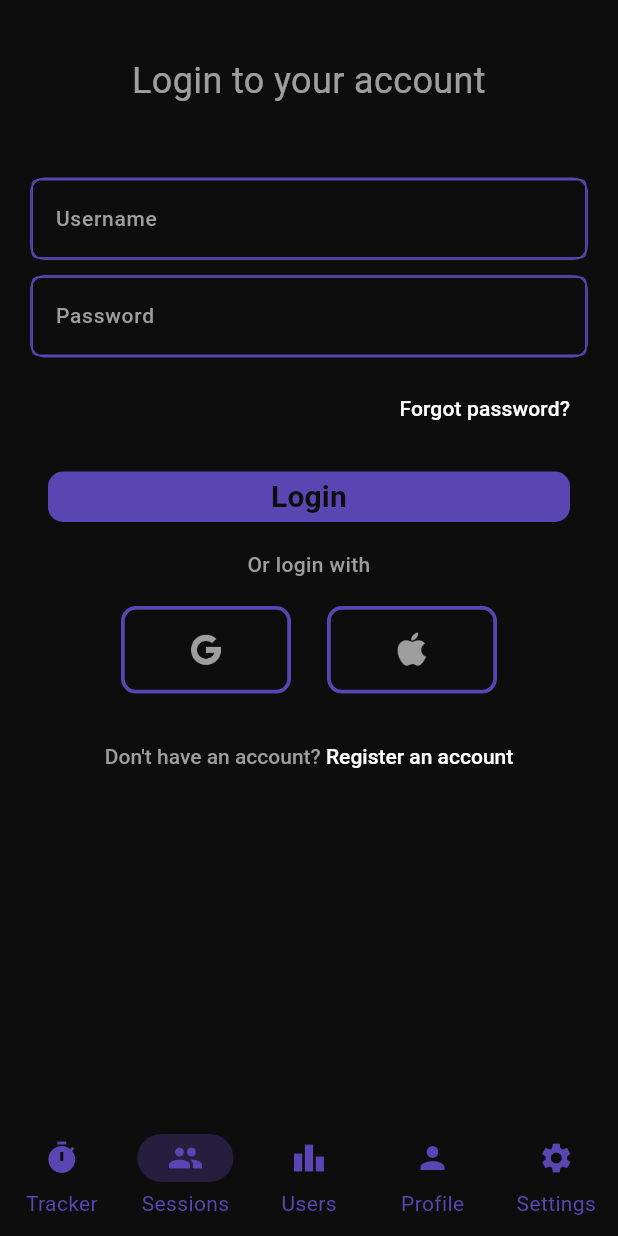
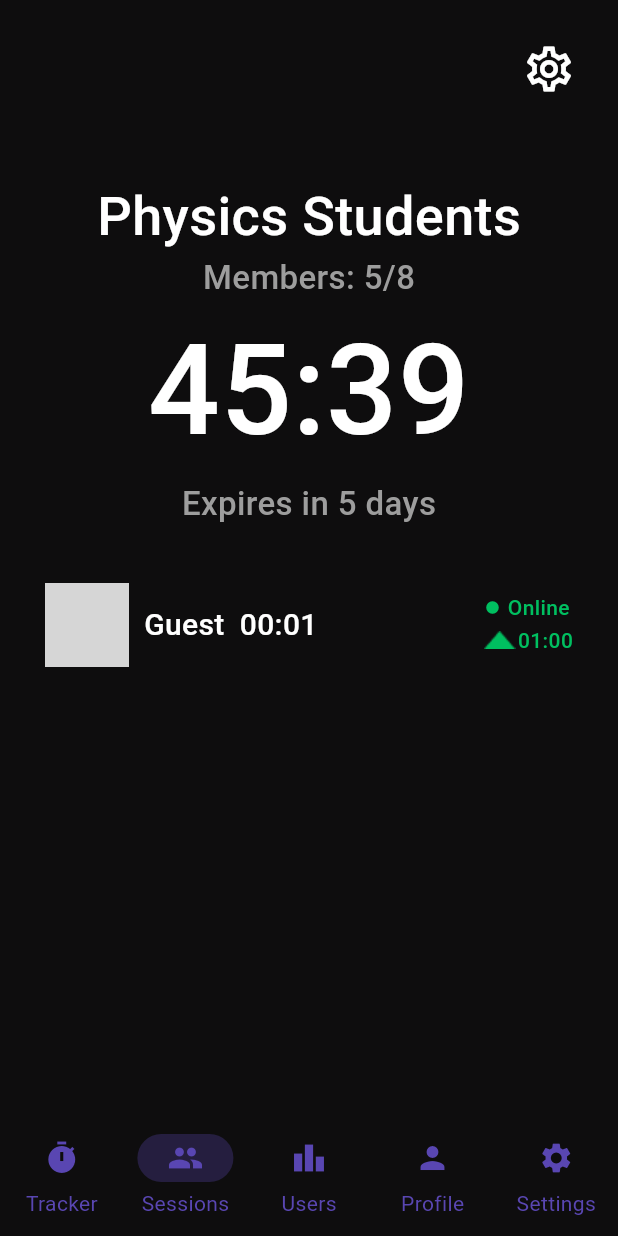
Before and after one commit to hardal7/chrono-app, a Flutter app: the HomePage screen opened directly, item 2 of the bottom bar chosen, on a phone screen of 412 x 824 dp. Run offline on Flutter 3.47's test engine with Material 3 defaults, Android fonts, the light colour scheme and no system bars; our stand-ins replace cookie_jar, dio, dio_cookie_manager, flutter_dotenv, smooth_page_indicator; network calls fail; grey boxes are pictures that could not be loaded.

Commit message:
feat: Sessions page UI implementation

```diff
--- a/lib/handler/track.dart
+++ b/lib/handler/track.dart
@@ -9,7 +9,7 @@ void startTracker(Stopwatch stopwatch) {
 }
 
 Duration totalTime = Duration.zero;
-void stopTracker(Stopwatch stopwatch) async {
+Future<void> stopTracker(Stopwatch stopwatch) async {
   stopwatch.stop();
   Duration timeTracked = stopwatch.elapsed - totalTime;
   totalTime = stopwatch.elapsed;
@@ -22,6 +22,7 @@ void stopTracker(Stopwatch stopwatch) async {
         'date': DateTime.now().toUtc().toIso8601String(),
       },
     );
+    debugPrint(response.statusCode.toString());
   } on DioException catch (e) {
     debugPrint('Trying to track time');
     if (e.response?.statusCode != 200) {
--- a/lib/presentation/pages/boarding.dart
+++ b/lib/presentation/pages/boarding.dart
@@ -11,6 +11,7 @@ class BoardingPage extends StatelessWidget {
       builder: (context, constraints) {
         final height = constraints.maxHeight;
         final width = constraints.maxWidth;
+
         return Material(
           color: backgroundColor,
           child: Column(
@@ -49,7 +50,7 @@ class BoardingPage extends StatelessWidget {
                 padding: EdgeInsets.symmetric(horizontal: 20),
                 child: Text(
                   'Start tracking your study habits for a more mindful studying experience.',
-                  style: labelSmallGrey,
+                  style: bodySmallGrey,
                   textAlign: TextAlign.center,
                 ),
               ),
@@ -79,7 +80,7 @@ class BoardingPage extends StatelessWidget {
                 child: RichText(
                   textAlign: TextAlign.center,
                   text: TextSpan(
-                    style: labelSmallGrey,
+                    style: bodySmallGrey,
                     children: <TextSpan>[
                       TextSpan(text: 'By continuing you agree to the '),
                       TextSpan(
--- a/lib/presentation/pages/home.dart
+++ b/lib/presentation/pages/home.dart
@@ -1,8 +1,9 @@
 import 'package:flutter/material.dart';
 
 import '../style.dart';
-import 'login.dart';
-import 'stats.dart';
+import 'profile.dart';
+import 'sessions.dart';
+import 'settings.dart';
 import 'tracker.dart';
 import 'users.dart';
 
@@ -17,26 +18,12 @@ class _HomePageState extends State<HomePage> {
   int _currentPageIndex = 0;
   List<Widget> navigationPages = [
     TrackerPage(),
-    LoginPage(),
+    SessionsPage(),
     UsersPage(),
-    StatsPage(),
-    LoginPage(),
+    ProfilePage(),
+    SettingsPage(),
   ];
-  NavigationDestinationLabelBehavior labelBehavior =
-      NavigationDestinationLabelBehavior.alwaysShow;
-
-  @override
-  Widget build(BuildContext context) {
-    return Scaffold(
-      bottomNavigationBar: NavigationBar(
-        labelBehavior: labelBehavior,
-        selectedIndex: _currentPageIndex,
-        onDestinationSelected: (int index) {
-          setState(() {
-            _currentPageIndex = index;
-          });
-        },
-        destinations: const <Widget>[
+  List<Widget> destinations = [
     NavigationDestination(
       icon: Icon(Icons.timer, color: accentColor),
       label: 'Tracker',
@@ -57,7 +44,23 @@ class _HomePageState extends State<HomePage> {
       icon: Icon(Icons.settings, color: accentColor),
       label: 'Settings',
     ),
-        ],
+  ];
+
+  NavigationDestinationLabelBehavior bodyBehavior =
+      NavigationDestinationLabelBehavior.alwaysShow;
+
+  @override
+  Widget build(BuildContext context) {
+    return Scaffold(
+      bottomNavigationBar: NavigationBar(
+        labelBehavior: bodyBehavior,
+        selectedIndex: _currentPageIndex,
+        onDestinationSelected: (int index) {
+          setState(() {
+            _currentPageIndex = index;
+          });
+        },
+        destinations: destinations,
         backgroundColor: backgroundColor,
         labelTextStyle: WidgetStatePropertyAll(TextStyle(color: accentColor)),
         indicatorColor: accentColor.withValues(alpha: 0.3),
--- a/lib/presentation/pages/login.dart
+++ b/lib/presentation/pages/login.dart
@@ -71,7 +71,7 @@ class _LoginPageState extends State<LoginPage> {
                         (route) => false,
                       );
                     },
-                    child: Text('Forgot password?', style: labelSmall),
+                    child: Text('Forgot password?', style: bodySmall),
                   ),
                 ),
               ),
@@ -117,7 +117,7 @@ class _LoginPageState extends State<LoginPage> {
                 ),
               Text(
                 'Or login with',
-                style: labelSmallGrey,
+                style: bodySmallGrey,
                 textAlign: TextAlign.center,
               ),
               Row(
@@ -151,9 +151,9 @@ class _LoginPageState extends State<LoginPage> {
                     children: [
                       TextSpan(
                         text: 'Don\'t have an account? ',
-                        style: labelSmallGrey,
+                        style: bodySmallGrey,
                       ),
-                      TextSpan(text: 'Register an account', style: labelSmall),
+                      TextSpan(text: 'Register an account', style: bodySmall),
                     ],
                   ),
                 ),
--- a/lib/presentation/pages/register.dart
+++ b/lib/presentation/pages/register.dart
@@ -138,9 +138,9 @@ class _RegisterPageState extends State<RegisterPage> {
                       children: <TextSpan>[
                         TextSpan(
                           text: 'Already have an account? ',
-                          style: labelSmallGrey,
+                          style: bodySmallGrey,
                         ),
-                        TextSpan(text: 'Login to account', style: labelSmall),
+                        TextSpan(text: 'Login to account', style: bodySmall),
                       ],
                     ),
                   ),
--- /dev/null
+++ b/lib/presentation/pages/sessions.dart
@@ -0,0 +1,139 @@
+import 'package:flutter_dotenv/flutter_dotenv.dart';
+
+import '../duration.dart';
+import '../style.dart';
+import 'package:flutter/material.dart';
+
+import '../widgets/settings.dart';
+
+class SessionsSettingsPage extends StatelessWidget {
+  const SessionsSettingsPage({super.key});
+
+  @override
+  Widget build(BuildContext context) {
+    return const Placeholder();
+  }
+}
+
+class SessionsPage extends StatefulWidget {
+  const SessionsPage({super.key});
+
+  @override
+  State<SessionsPage> createState() => _SessionsPageState();
+}
+
+class _SessionsPageState extends State<SessionsPage> {
+  @override
+  Widget build(BuildContext context) {
+    return LayoutBuilder(
+      builder: (context, constraints) {
+        final height = constraints.maxHeight;
+        final width = constraints.maxWidth;
+        return Material(
+          color: backgroundColor,
+          child: Column(
+            children: [
+              SettingsButton(settingsPage: SessionsSettingsPage()),
+              Padding(
+                padding: EdgeInsets.only(top: height / 16),
+                child: Text('Physics Students', style: bodyLarge),
+              ),
+              Text('Members: 5/8', style: bodyMediumGrey),
+              Text('45:39', style: bodyMax),
+              Padding(
+                padding: EdgeInsets.only(bottom: height / 20),
+                child: Text('Expires in 5 days', style: bodyMediumGrey),
+              ),
+              UserCard(
+                user: SessionUser(
+                  username: 'Guest',
+                  totalTime: Duration(minutes: 1),
+                  todayTime: Duration(hours: 1),
+                  avatarPath: '',
+                ),
+              ),
+            ],
+          ),
+        );
+      },
+    );
+  }
+}
+
+// TODO: Grey out the user that is you
+class UserCard extends StatelessWidget {
+  const UserCard({super.key, required this.user});
+  final SessionUser user;
+
+  @override
+  Widget build(BuildContext context) {
+    return Container(
+      padding: const EdgeInsets.symmetric(horizontal: 30),
+      child: Row(
+        mainAxisAlignment: MainAxisAlignment.spaceBetween,
+        children: [
+          Row(
+            children: [
+              CircleAvatar(
+                radius: 28,
+                backgroundImage: NetworkImage(
+                  '${dotenv.get('API_URL')}${user.avatarPath}',
+                ),
+              ),
+              Padding(
+                padding: const EdgeInsets.symmetric(horizontal: 10),
+                child: Text(
+                  user.username,
+                  style: bodyMedium,
+                  // TODO: text overflow
+                ),
+              ),
+              Text(user.totalTime.toHoursString(), style: bodyMedium),
+            ],
+          ),
+          Column(
+            children: [
+              Row(
+                spacing: 5,
+                children: [
+                  Icon(Icons.circle, color: greenColor, size: 10),
+                  Text('Online', style: bodySmallGreen),
+                ],
+              ),
+              Row(
+                children: [
+                  ImageIcon(
+                    AssetImage('assets/icons/triangle.png'),
+                    color: greenColor,
+                  ),
+                  Text(user.todayTime.toHoursString(), style: bodySmallGreen),
+                ],
+              ),
+            ],
+          ),
+        ],
+      ),
+    );
+  }
+}
+
+class SessionUser {
+  factory SessionUser.fromJson(Map<String, dynamic> json) {
+    return SessionUser(
+      username: json['username'] as String,
+      totalTime: Duration(seconds: json['total_time'] as int),
+      todayTime: Duration(seconds: json['today_time'] as int),
+      avatarPath: json['avatar_path'] as String,
+    );
+  }
+  const SessionUser({
+    required this.username,
+    required this.totalTime,
+    required this.todayTime,
+    required this.avatarPath,
+  });
+  final String username;
+  final Duration totalTime;
+  final Duration todayTime;
+  final String avatarPath;
+}
--- a/lib/presentation/style.dart
+++ b/lib/presentation/style.dart
@@ -7,44 +7,56 @@ const Color greenColor = Color(0xFF00BF60);
 const Color accentColor = Color(0xFF5946B2);
 const Color accentShadowColor = Color(0xBF5947AD);
 
-TextStyle labelSmall = const TextStyle(
+TextStyle bodySmall = const TextStyle(
   fontSize: 14,
   fontWeight: FontWeight.w500,
   color: foregroundColor,
 );
 
-TextStyle labelMedium = const TextStyle(
+TextStyle bodyMedium = const TextStyle(
   fontSize: 20,
   fontWeight: FontWeight.w500,
   color: foregroundColor,
 );
 
-TextStyle labelSmallGreen = const TextStyle(
+TextStyle bodyLarge = const TextStyle(
+  color: foregroundColor,
+  fontSize: 36,
+  fontWeight: FontWeight.w500,
+);
+
+TextStyle bodyMax = const TextStyle(
+  color: foregroundColor,
+  fontSize: 84,
+  fontWeight: FontWeight.w500,
+);
+
+TextStyle bodySmallGreen = const TextStyle(
   fontSize: 14,
   fontWeight: FontWeight.w500,
   color: greenColor,
 );
 
-TextStyle labelMediumGreen = const TextStyle(
+TextStyle bodyMediumGreen = const TextStyle(
   fontSize: 20,
   fontWeight: FontWeight.w500,
   color: greenColor,
 );
 
-const labelSmallGrey = TextStyle(
+const bodySmallGrey = TextStyle(
   fontSize: 14,
   fontWeight: FontWeight.w500,
   color: secondaryColor,
 );
 
-const labelMediumGrey = TextStyle(
-  fontSize: 20,
+const bodyMediumGrey = TextStyle(
+  fontSize: 22,
   fontWeight: FontWeight.w500,
   color: secondaryColor,
 );
 
-TextStyle labelLargeGrey = const TextStyle(
+TextStyle bodyLargeGrey = const TextStyle(
   color: secondaryColor,
-  fontSize: 24,
+  fontSize: 26,
   fontWeight: FontWeight.w500,
 );
--- a/lib/presentation/widgets/auth.dart
+++ b/lib/presentation/widgets/auth.dart
@@ -120,11 +120,11 @@ class InputField extends StatelessWidget {
       ),
       child: TextFormField(
         controller: controller,
-        style: labelSmallGrey,
+        style: bodySmallGrey,
         obscureText: fieldName == 'Password',
         decoration: InputDecoration(
           hintText: fieldName,
-          hintStyle: labelSmallGrey,
+          hintStyle: bodySmallGrey,
           enabledBorder: OutlineInputBorder(
             borderSide: BorderSide(color: accentColor),
           ),
--- a/lib/services/dio.dart
+++ b/lib/services/dio.dart
@@ -1,5 +1,6 @@
 import 'package:cookie_jar/cookie_jar.dart';
 import 'package:dio/dio.dart';
+import 'package:dio_cookie_manager/dio_cookie_manager.dart';
 import 'package:path/path.dart' as path;
 import 'package:path_provider/path_provider.dart';
 
@@ -12,6 +13,8 @@ Future<void> initializeDio() async {
     ignoreExpires: true,
     storage: FileStorage(path.join(directory.path, '.cookies/')),
   );
+
+  dio.interceptors.add(CookieManager(cookieJar));
 
   dio.interceptors.add(
     InterceptorsWrapper(
```
Also changed, not shown: lib/presentation/duration.dart (+7 -1 lines), lib/presentation/pages/profile.dart (renamed from lib/presentation/pages/stats.dart, +7 -7 lines), lib/presentation/pages/settings.dart (added, +17 -0 lines), lib/presentation/pages/tracker.dart (+70 -45 lines), lib/presentation/pages/users.dart (+22 -24 lines), pubspec.yaml (+7 -2 lines), pubspec.lock. Lines whose indentation alone changed are shown as unchanged.
